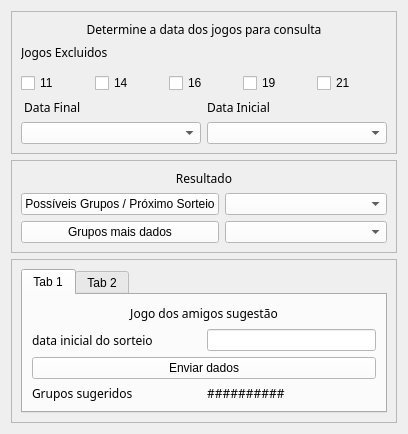
Above: bicho/programa_bicho1.ui from polkmn9586/exemplos before the change. Below: the same form after it.
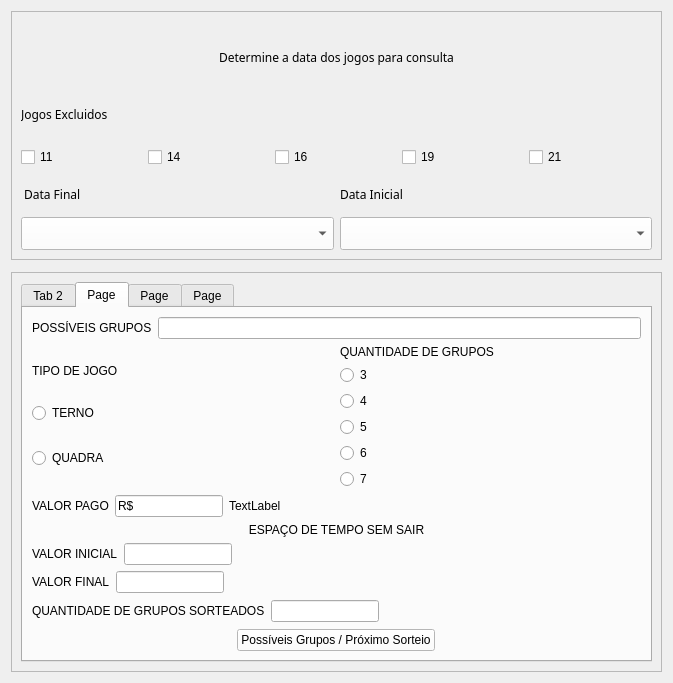
That is the form after the change. The open tabs and pages were chosen to show the change.

Commit message:
jogo do bicho 29/10
jogo do bicho 29

The edit to the form file:
```diff
--- a/bicho/programa_bicho1.ui
+++ b/bicho/programa_bicho1.ui
@@ -6,8 +6,8 @@
    <rect>
     <x>0</x>
     <y>0</y>
-    <width>408</width>
-    <height>336</height>
+    <width>554</width>
+    <height>683</height>
    </rect>
   </property>
   <property name="sizePolicy">
@@ -266,112 +266,42 @@
      <property name="frameShadow">
       <enum>QFrame::Raised</enum>
      </property>
-     <layout class="QVBoxLayout" name="verticalLayout_7">
-      <item>
-       <layout class="QVBoxLayout" name="verticalLayout_3">
-        <item>
-         <widget class="QLabel" name="label_6">
-          <property name="sizePolicy">
-           <sizepolicy hsizetype="Expanding" vsizetype="Expanding">
-            <horstretch>0</horstretch>
-            <verstretch>0</verstretch>
-           </sizepolicy>
-          </property>
-          <property name="font">
-           <font>
-            <family>MS Reference Sans Serif</family>
-           </font>
-          </property>
-          <property name="toolTip">
-           <string>&lt;html&gt;&lt;head/&gt;&lt;body&gt;&lt;p align=&quot;center&quot;&gt;oi&lt;/p&gt;&lt;/body&gt;&lt;/html&gt;</string>
-          </property>
-          <property name="layoutDirection">
-           <enum>Qt::RightToLeft</enum>
-          </property>
-          <property name="text">
-           <string>Resultado</string>
-          </property>
-          <property name="textFormat">
-           <enum>Qt::PlainText</enum>
-          </property>
-          <property name="alignment">
-           <set>Qt::AlignCenter</set>
-          </property>
-         </widget>
-        </item>
-        <item>
-         <layout class="QHBoxLayout" name="horizontalLayout_3">
-          <item>
-           <layout class="QVBoxLayout" name="verticalLayout">
-            <item>
-             <widget class="QPushButton" name="push_g_sorteio">
-              <property name="sizePolicy">
-               <sizepolicy hsizetype="Expanding" vsizetype="Expanding">
-                <horstretch>0</horstretch>
-                <verstretch>0</verstretch>
-               </sizepolicy>
-              </property>
-              <property name="styleSheet">
-               <string notr="true">background-color: rgb(255, 255, 255);</string>
-              </property>
-              <property name="text">
-               <string>Possíveis Grupos / Próximo Sorteio</string>
-              </property>
-             </widget>
-            </item>
-            <item>
-             <widget class="QPushButton" name="push_g_mais">
-              <property name="sizePolicy">
-               <sizepolicy hsizetype="Expanding" vsizetype="Expanding">
-                <horstretch>0</horstretch>
-                <verstretch>0</verstretch>
-               </sizepolicy>
-              </property>
-              <property name="styleSheet">
-               <string notr="true">background-color: rgb(255, 255, 255);</string>
-              </property>
-              <property name="text">
-               <string>Grupos mais dados</string>
-              </property>
-             </widget>
-            </item>
-           </layout>
-          </item>
-          <item>
-           <layout class="QVBoxLayout" name="verticalLayout_2">
-            <item>
-             <widget class="QComboBox" name="combo_g_sorteio">
-              <property name="sizePolicy">
-               <sizepolicy hsizetype="Expanding" vsizetype="Expanding">
-                <horstretch>0</horstretch>
-                <verstretch>0</verstretch>
-               </sizepolicy>
-              </property>
-              <property name="styleSheet">
-               <string notr="true">background-color: rgb(255, 255, 255);</string>
-              </property>
-             </widget>
-            </item>
-            <item>
-             <widget class="QComboBox" name="combo_g_mais">
-              <property name="sizePolicy">
-               <sizepolicy hsizetype="Expanding" vsizetype="Expanding">
-                <horstretch>0</horstretch>
-                <verstretch>0</verstretch>
-               </sizepolicy>
-              </property>
-              <property name="styleSheet">
-               <string notr="true">background-color: rgb(255, 255, 255);</string>
-              </property>
-             </widget>
-            </item>
-           </layout>
-          </item>
-         </layout>
-        </item>
-       </layout>
-      </item>
-     </layout>
+     <widget class="QLabel" name="label_6">
+      <property name="geometry">
+       <rect>
+        <x>11</x>
+        <y>11</y>
+        <width>80</width>
+        <height>20</height>
+       </rect>
+      </property>
+      <property name="sizePolicy">
+       <sizepolicy hsizetype="Expanding" vsizetype="Expanding">
+        <horstretch>0</horstretch>
+        <verstretch>0</verstretch>
+       </sizepolicy>
+      </property>
+      <property name="font">
+       <font>
+        <family>MS Reference Sans Serif</family>
+       </font>
+      </property>
+      <property name="toolTip">
+       <string>&lt;html&gt;&lt;head/&gt;&lt;body&gt;&lt;p align=&quot;center&quot;&gt;oi&lt;/p&gt;&lt;/body&gt;&lt;/html&gt;</string>
+      </property>
+      <property name="layoutDirection">
+       <enum>Qt::RightToLeft</enum>
+      </property>
+      <property name="text">
+       <string>Resultado</string>
+      </property>
+      <property name="textFormat">
+       <enum>Qt::PlainText</enum>
+      </property>
+      <property name="alignment">
+       <set>Qt::AlignCenter</set>
+      </property>
+     </widget>
     </widget>
    </item>
    <item>
@@ -400,186 +330,6 @@
         <property name="currentIndex">
          <number>0</number>
         </property>
-        <widget class="QWidget" name="tab">
-         <attribute name="title">
-          <string>Tab 1</string>
-         </attribute>
-         <layout class="QVBoxLayout" name="verticalLayout_5">
-          <item>
-           <widget class="QLabel" name="label_7">
-            <property name="sizePolicy">
-             <sizepolicy hsizetype="Expanding" vsizetype="Expanding">
-              <horstretch>0</horstretch>
-              <verstretch>0</verstretch>
-             </sizepolicy>
-            </property>
-            <property name="font">
-             <font>
-              <family>MS Reference Sans Serif</family>
-             </font>
-            </property>
-            <property name="cursor">
-             <cursorShape>WaitCursor</cursorShape>
-            </property>
-            <property name="toolTip">
-             <string>&lt;html&gt;&lt;head/&gt;&lt;body&gt;&lt;p align=&quot;center&quot;&gt;oi&lt;/p&gt;&lt;/body&gt;&lt;/html&gt;</string>
-            </property>
-            <property name="layoutDirection">
-             <enum>Qt::RightToLeft</enum>
-            </property>
-            <property name="styleSheet">
-             <string notr="true">border-color: rgb(85, 255, 127);</string>
-            </property>
-            <property name="lineWidth">
-             <number>1</number>
-            </property>
-            <property name="text">
-             <string>Jogo dos amigos sugestão</string>
-            </property>
-            <property name="textFormat">
-             <enum>Qt::PlainText</enum>
-            </property>
-            <property name="alignment">
-             <set>Qt::AlignCenter</set>
-            </property>
-           </widget>
-          </item>
-          <item>
-           <layout class="QVBoxLayout" name="verticalLayout_4">
-            <item>
-             <layout class="QHBoxLayout" name="horizontalLayout_4">
-              <item>
-               <widget class="QLabel" name="label_8">
-                <property name="sizePolicy">
-                 <sizepolicy hsizetype="Expanding" vsizetype="Expanding">
-                  <horstretch>0</horstretch>
-                  <verstretch>0</verstretch>
-                 </sizepolicy>
-                </property>
-                <property name="font">
-                 <font>
-                  <family>MS Reference Sans Serif</family>
-                 </font>
-                </property>
-                <property name="toolTip">
-                 <string>&lt;html&gt;&lt;head/&gt;&lt;body&gt;&lt;p align=&quot;center&quot;&gt;oi&lt;/p&gt;&lt;/body&gt;&lt;/html&gt;</string>
-                </property>
-                <property name="layoutDirection">
-                 <enum>Qt::RightToLeft</enum>
-                </property>
-                <property name="styleSheet">
-                 <string notr="true">border-color: rgb(85, 255, 127);</string>
-                </property>
-                <property name="text">
-                 <string>data inicial do sorteio</string>
-                </property>
-                <property name="textFormat">
-                 <enum>Qt::PlainText</enum>
-                </property>
-               </widget>
-              </item>
-              <item>
-               <widget class="QLineEdit" name="line_data_amigo">
-                <property name="sizePolicy">
-                 <sizepolicy hsizetype="Expanding" vsizetype="Expanding">
-                  <horstretch>0</horstretch>
-                  <verstretch>0</verstretch>
-                 </sizepolicy>
-                </property>
-                <property name="styleSheet">
-                 <string notr="true">background-color: rgb(255, 255, 255);</string>
-                </property>
-                <property name="text">
-                 <string/>
-                </property>
-               </widget>
-              </item>
-             </layout>
-            </item>
-            <item>
-             <layout class="QGridLayout" name="gridLayout_2">
-              <item row="0" column="0" colspan="2">
-               <widget class="QPushButton" name="push_amigo">
-                <property name="sizePolicy">
-                 <sizepolicy hsizetype="Expanding" vsizetype="Expanding">
-                  <horstretch>0</horstretch>
-                  <verstretch>0</verstretch>
-                 </sizepolicy>
-                </property>
-                <property name="styleSheet">
-                 <string notr="true">background-color: rgb(255, 255, 255);</string>
-                </property>
-                <property name="text">
-                 <string>Enviar dados</string>
-                </property>
-               </widget>
-              </item>
-              <item row="1" column="0">
-               <widget class="QLabel" name="label_9">
-                <property name="sizePolicy">
-                 <sizepolicy hsizetype="Expanding" vsizetype="Expanding">
-                  <horstretch>0</horstretch>
-                  <verstretch>0</verstretch>
-                 </sizepolicy>
-                </property>
-                <property name="font">
-                 <font>
-                  <family>MS Reference Sans Serif</family>
-                 </font>
-                </property>
-                <property name="toolTip">
-                 <string>&lt;html&gt;&lt;head/&gt;&lt;body&gt;&lt;p align=&quot;center&quot;&gt;oi&lt;/p&gt;&lt;/body&gt;&lt;/html&gt;</string>
-                </property>
-                <property name="layoutDirection">
-                 <enum>Qt::RightToLeft</enum>
-                </property>
-                <property name="styleSheet">
-                 <string notr="true">border-color: rgb(85, 255, 127);</string>
-                </property>
-                <property name="text">
-                 <string>Grupos sugeridos</string>
-                </property>
-                <property name="textFormat">
-                 <enum>Qt::PlainText</enum>
-                </property>
-               </widget>
-              </item>
-              <item row="1" column="1">
-               <widget class="QLabel" name="label_d_mais">
-                <property name="sizePolicy">
-                 <sizepolicy hsizetype="Expanding" vsizetype="Expanding">
-                  <horstretch>0</horstretch>
-                  <verstretch>0</verstretch>
-                 </sizepolicy>
-                </property>
-                <property name="font">
-                 <font>
-                  <family>MS Reference Sans Serif</family>
-                 </font>
-                </property>
-                <property name="toolTip">
-                 <string>&lt;html&gt;&lt;head/&gt;&lt;body&gt;&lt;p align=&quot;center&quot;&gt;oi&lt;/p&gt;&lt;/body&gt;&lt;/html&gt;</string>
-                </property>
-                <property name="layoutDirection">
-                 <enum>Qt::RightToLeft</enum>
-                </property>
-                <property name="styleSheet">
-                 <string notr="true">border-color: rgb(85, 255, 127);</string>
-                </property>
-                <property name="text">
-                 <string>##########</string>
-                </property>
-                <property name="textFormat">
-                 <enum>Qt::PlainText</enum>
-                </property>
-               </widget>
-              </item>
-             </layout>
-            </item>
-           </layout>
-          </item>
-         </layout>
-        </widget>
         <widget class="QWidget" name="tab_2">
          <attribute name="title">
           <string>Tab 2</string>
@@ -664,6 +414,654 @@
           </item>
          </layout>
         </widget>
+        <widget class="QWidget" name="tab_3">
+         <attribute name="title">
+          <string>Page</string>
+         </attribute>
+         <layout class="QVBoxLayout" name="verticalLayout_18">
+          <item>
+           <layout class="QVBoxLayout" name="verticalLayout_17">
+            <item>
+             <layout class="QHBoxLayout" name="horizontalLayout">
+              <item>
+               <widget class="QLabel" name="label_3">
+                <property name="sizePolicy">
+                 <sizepolicy hsizetype="Fixed" vsizetype="Fixed">
+                  <horstretch>0</horstretch>
+                  <verstretch>0</verstretch>
+                 </sizepolicy>
+                </property>
+                <property name="text">
+                 <string>POSSÍVEIS GRUPOS</string>
+                </property>
+               </widget>
+              </item>
+              <item>
+               <widget class="QLineEdit" name="lineEdit_4">
+                <property name="sizePolicy">
+                 <sizepolicy hsizetype="Expanding" vsizetype="Fixed">
+                  <horstretch>0</horstretch>
+                  <verstretch>0</verstretch>
+                 </sizepolicy>
+                </property>
+               </widget>
+              </item>
+             </layout>
+            </item>
+            <item>
+             <layout class="QVBoxLayout" name="verticalLayout_16">
+              <item>
+               <layout class="QVBoxLayout" name="verticalLayout_15">
+                <item>
+                 <layout class="QHBoxLayout" name="horizontalLayout_13">
+                  <item>
+                   <layout class="QVBoxLayout" name="verticalLayout_2">
+                    <item>
+                     <widget class="QLabel" name="label_18">
+                      <property name="sizePolicy">
+                       <sizepolicy hsizetype="Preferred" vsizetype="Maximum">
+                        <horstretch>0</horstretch>
+                        <verstretch>0</verstretch>
+                       </sizepolicy>
+                      </property>
+                      <property name="text">
+                       <string>TIPO DE JOGO</string>
+                      </property>
+                     </widget>
+                    </item>
+                    <item>
+                     <widget class="QRadioButton" name="radioButton_7">
+                      <property name="text">
+                       <string>TERNO</string>
+                      </property>
+                     </widget>
+                    </item>
+                    <item>
+                     <widget class="QRadioButton" name="radioButton_6">
+                      <property name="text">
+                       <string>QUADRA</string>
+                      </property>
+                     </widget>
+                    </item>
+                   </layout>
+                  </item>
+                  <item>
+                   <layout class="QVBoxLayout" name="verticalLayout_14">
+                    <item>
+                     <widget class="QLabel" name="label_4">
+                      <property name="text">
+                       <string>QUANTIDADE DE GRUPOS</string>
+                      </property>
+                     </widget>
+                    </item>
+                    <item>
+                     <widget class="QRadioButton" name="radioButton_5">
+                      <property name="text">
+                       <string>3</string>
+                      </property>
+                     </widget>
+                    </item>
+                    <item>
+                     <widget class="QRadioButton" name="radioButton_4">
+                      <property name="text">
+                       <string>4</string>
+                      </property>
+                     </widget>
+                    </item>
+                    <item>
+                     <widget class="QRadioButton" name="radioButton_3">
+                      <property name="text">
+                       <string>5</string>
+                      </property>
+                     </widget>
+                    </item>
+                    <item>
+                     <widget class="QRadioButton" name="radioButton_2">
+                      <property name="text">
+                       <string>6</string>
+                      </property>
+                     </widget>
+                    </item>
+                    <item>
+                     <widget class="QRadioButton" name="radioButton">
+                      <property name="text">
+                       <string>7</string>
+                      </property>
+                     </widget>
+                    </item>
+                   </layout>
+                  </item>
+                 </layout>
+                </item>
+                <item>
+                 <layout class="QHBoxLayout" name="horizontalLayout_3">
+                  <item>
+                   <widget class="QLabel" name="label_19">
+                    <property name="text">
+                     <string>VALOR PAGO</string>
+                    </property>
+                   </widget>
+                  </item>
+                  <item>
+                   <widget class="QLineEdit" name="lineEdit_5">
+                    <property name="sizePolicy">
+                     <sizepolicy hsizetype="Fixed" vsizetype="Fixed">
+                      <horstretch>0</horstretch>
+                      <verstretch>0</verstretch>
+                     </sizepolicy>
+                    </property>
+                    <property name="text">
+                     <string>R$</string>
+                    </property>
+                   </widget>
+                  </item>
+                  <item>
+                   <widget class="QLabel" name="label_25">
+                    <property name="sizePolicy">
+                     <sizepolicy hsizetype="Expanding" vsizetype="Preferred">
+                      <horstretch>0</horstretch>
+                      <verstretch>0</verstretch>
+                     </sizepolicy>
+                    </property>
+                    <property name="text">
+                     <string>TextLabel</string>
+                    </property>
+                   </widget>
+                  </item>
+                 </layout>
+                </item>
+               </layout>
+              </item>
+              <item>
+               <layout class="QVBoxLayout" name="verticalLayout">
+                <item>
+                 <layout class="QVBoxLayout" name="verticalLayout_3">
+                  <item>
+                   <widget class="QLabel" name="label_21">
+                    <property name="text">
+                     <string>ESPAÇO DE TEMPO SEM SAIR</string>
+                    </property>
+                    <property name="alignment">
+                     <set>Qt::AlignCenter</set>
+                    </property>
+                   </widget>
+                  </item>
+                  <item>
+                   <layout class="QHBoxLayout" name="horizontalLayout_6">
+                    <item>
+                     <widget class="QLabel" name="label_9">
+                      <property name="sizePolicy">
+                       <sizepolicy hsizetype="Fixed" vsizetype="Preferred">
+                        <horstretch>0</horstretch>
+                        <verstretch>0</verstretch>
+                       </sizepolicy>
+                      </property>
+                      <property name="text">
+                       <string>VALOR INICIAL</string>
+                      </property>
+                      <property name="alignment">
+                       <set>Qt::AlignLeading|Qt::AlignLeft|Qt::AlignVCenter</set>
+                      </property>
+                     </widget>
+                    </item>
+                    <item>
+                     <widget class="QLineEdit" name="lineEdit_6">
+                      <property name="sizePolicy">
+                       <sizepolicy hsizetype="Fixed" vsizetype="Fixed">
+                        <horstretch>0</horstretch>
+                        <verstretch>0</verstretch>
+                       </sizepolicy>
+                      </property>
+                      <property name="alignment">
+                       <set>Qt::AlignLeading|Qt::AlignLeft|Qt::AlignVCenter</set>
+                      </property>
+                     </widget>
+                    </item>
+                    <item>
+                     <widget class="QLabel" name="label_24">
+                      <property name="sizePolicy">
+                       <sizepolicy hsizetype="Expanding" vsizetype="Preferred">
+                        <horstretch>0</horstretch>
+                        <verstretch>0</verstretch>
+                       </sizepolicy>
+                      </property>
+                      <property name="text">
+                       <string/>
+                      </property>
+                     </widget>
+                    </item>
+                   </layout>
+                  </item>
+                  <item>
+                   <layout class="QHBoxLayout" name="horizontalLayout_7">
+                    <item>
+                     <widget class="QLabel" name="label_10">
+                      <property name="sizePolicy">
+                       <sizepolicy hsizetype="Fixed" vsizetype="Preferred">
+                        <horstretch>50</horstretch>
+                        <verstretch>0</verstretch>
+                       </sizepolicy>
+                      </property>
+                      <property name="text">
+                       <string>VALOR FINAL</string>
+                      </property>
+                     </widget>
+                    </item>
+                    <item>
+                     <widget class="QLineEdit" name="lineEdit_7">
+                      <property name="sizePolicy">
+                       <sizepolicy hsizetype="Fixed" vsizetype="Fixed">
+                        <horstretch>4</horstretch>
+                        <verstretch>0</verstretch>
+                       </sizepolicy>
+                      </property>
+                     </widget>
+                    </item>
+                    <item>
+                     <widget class="QLabel" name="label_23">
+                      <property name="sizePolicy">
+                       <sizepolicy hsizetype="Expanding" vsizetype="Preferred">
+                        <horstretch>0</horstretch>
+                        <verstretch>0</verstretch>
+                       </sizepolicy>
+                      </property>
+                      <property name="text">
+                       <string/>
+                      </property>
+                     </widget>
+                    </item>
+                   </layout>
+                  </item>
+                 </layout>
+                </item>
+                <item>
+                 <layout class="QHBoxLayout" name="horizontalLayout_12">
+                  <item>
+                   <widget class="QLabel" name="label_13">
+                    <property name="text">
+                     <string>QUANTIDADE DE GRUPOS SORTEADOS</string>
+                    </property>
+                   </widget>
+                  </item>
+                  <item>
+                   <widget class="QLineEdit" name="lineEdit_8">
+                    <property name="sizePolicy">
+                     <sizepolicy hsizetype="Fixed" vsizetype="Fixed">
+                      <horstretch>0</horstretch>
+                      <verstretch>0</verstretch>
+                     </sizepolicy>
+                    </property>
+                   </widget>
+                  </item>
+                  <item>
+                   <widget class="QLabel" name="label_22">
+                    <property name="sizePolicy">
+                     <sizepolicy hsizetype="Expanding" vsizetype="Expanding">
+                      <horstretch>0</horstretch>
+                      <verstretch>0</verstretch>
+                     </sizepolicy>
+                    </property>
+                    <property name="text">
+                     <string/>
+                    </property>
+                   </widget>
+                  </item>
+                 </layout>
+                </item>
+                <item>
+                 <layout class="QHBoxLayout" name="horizontalLayout_5">
+                  <item>
+                   <widget class="QLabel" name="label_5">
+                    <property name="sizePolicy">
+                     <sizepolicy hsizetype="Fixed" vsizetype="Fixed">
+                      <horstretch>0</horstretch>
+                      <verstretch>0</verstretch>
+                     </sizepolicy>
+                    </property>
+                    <property name="text">
+                     <string/>
+                    </property>
+                   </widget>
+                  </item>
+                  <item>
+                   <widget class="QPushButton" name="push_g_sorteio">
+                    <property name="sizePolicy">
+                     <sizepolicy hsizetype="Maximum" vsizetype="Fixed">
+                      <horstretch>0</horstretch>
+                      <verstretch>0</verstretch>
+                     </sizepolicy>
+                    </property>
+                    <property name="styleSheet">
+                     <string notr="true">background-color: rgb(255, 255, 255);</string>
+                    </property>
+                    <property name="text">
+                     <string>Possíveis Grupos / Próximo Sorteio</string>
+                    </property>
+                   </widget>
+                  </item>
+                  <item>
+                   <widget class="QLabel" name="label_8">
+                    <property name="sizePolicy">
+                     <sizepolicy hsizetype="Fixed" vsizetype="Fixed">
+                      <horstretch>0</horstretch>
+                      <verstretch>0</verstretch>
+                     </sizepolicy>
+                    </property>
+                    <property name="text">
+                     <string/>
+                    </property>
+                   </widget>
+                  </item>
+                 </layout>
+                </item>
+               </layout>
+              </item>
+             </layout>
+            </item>
+           </layout>
+          </item>
+         </layout>
+        </widget>
+        <widget class="QWidget" name="tab_4">
+         <attribute name="title">
+          <string>Page</string>
+         </attribute>
+         <layout class="QVBoxLayout" name="verticalLayout_24">
+          <item>
+           <layout class="QVBoxLayout" name="verticalLayout_23">
+            <item>
+             <layout class="QVBoxLayout" name="verticalLayout_22">
+              <item>
+               <layout class="QHBoxLayout" name="horizontalLayout_15">
+                <item>
+                 <layout class="QVBoxLayout" name="verticalLayout_12">
+                  <item>
+                   <widget class="QLabel" name="label_26">
+                    <property name="text">
+                     <string>JOGO</string>
+                    </property>
+                    <property name="alignment">
+                     <set>Qt::AlignCenter</set>
+                    </property>
+                   </widget>
+                  </item>
+                  <item>
+                   <layout class="QVBoxLayout" name="verticalLayout_7">
+                    <item>
+                     <widget class="QCheckBox" name="checkBox">
+                      <property name="text">
+                       <string>MILHAR</string>
+                      </property>
+                     </widget>
+                    </item>
+                    <item>
+                     <widget class="QCheckBox" name="checkBox_2">
+                      <property name="text">
+                       <string>CENTENA</string>
+                      </property>
+                     </widget>
+                    </item>
+                   </layout>
+                  </item>
+                 </layout>
+                </item>
+                <item>
+                 <layout class="QVBoxLayout" name="verticalLayout_20">
+                  <item>
+                   <widget class="QLabel" name="label_27">
+                    <property name="text">
+                     <string>CERCADO</string>
+                    </property>
+                   </widget>
+                  </item>
+                  <item>
+                   <layout class="QVBoxLayout" name="verticalLayout_19">
+                    <item>
+                     <widget class="QRadioButton" name="radioButton_10">
+                      <property name="text">
+                       <string>5</string>
+                      </property>
+                     </widget>
+                    </item>
+                    <item>
+                     <widget class="QRadioButton" name="radioButton_11">
+                      <property name="text">
+                       <string>7</string>
+                      </property>
+                     </widget>
+                    </item>
+                   </layout>
+                  </item>
+                 </layout>
+                </item>
+               </layout>
+              </item>
+              <item>
+               <layout class="QVBoxLayout" name="verticalLayout_21">
+                <item>
+                 <layout class="QHBoxLayout" name="horizontalLayout_16">
+                  <item>
+                   <widget class="QLabel" name="label_28">
+                    <property name="sizePolicy">
+                     <sizepolicy hsizetype="Fixed" vsizetype="Minimum">
+                      <horstretch>0</horstretch>
+                      <verstretch>0</verstretch>
+                     </sizepolicy>
+                    </property>
+                    <property name="text">
+                     <string>VALOR DA APOSTA</string>
+                    </property>
+                   </widget>
+                  </item>
+                  <item>
+                   <widget class="QLineEdit" name="lineEdit_9">
+                    <property name="sizePolicy">
+                     <sizepolicy hsizetype="Expanding" vsizetype="Fixed">
+                      <horstretch>15</horstretch>
+                      <verstretch>0</verstretch>
+                     </sizepolicy>
+                    </property>
+                   </widget>
+                  </item>
+                 </layout>
+                </item>
+                <item>
+                 <layout class="QHBoxLayout" name="horizontalLayout_17">
+                  <item>
+                   <widget class="QLabel" name="label_29">
+                    <property name="text">
+                     <string>VALOR DO PRÊMIO</string>
+                    </property>
+                   </widget>
+                  </item>
+                  <item>
+                   <widget class="QLineEdit" name="lineEdit_10">
+                    <property name="sizePolicy">
+                     <sizepolicy hsizetype="Fixed" vsizetype="Fixed">
+                      <horstretch>0</horstretch>
+                      <verstretch>0</verstretch>
+                     </sizepolicy>
+                    </property>
+                   </widget>
+                  </item>
+                 </layout>
+                </item>
+               </layout>
+              </item>
+             </layout>
+            </item>
+            <item>
+             <widget class="QLabel" name="label_30">
+              <property name="text">
+               <string>TextLabel</string>
+              </property>
+             </widget>
+            </item>
+           </layout>
+          </item>
+         </layout>
+        </widget>
+        <widget class="QWidget" name="tab_5">
+         <attribute name="title">
+          <string>Page</string>
+         </attribute>
+         <layout class="QVBoxLayout" name="verticalLayout_13">
+          <item>
+           <layout class="QHBoxLayout" name="horizontalLayout_11">
+            <item>
+             <layout class="QVBoxLayout" name="verticalLayout_5">
+              <item>
+               <layout class="QVBoxLayout" name="verticalLayout_4">
+                <item>
+                 <layout class="QHBoxLayout" name="horizontalLayout_8">
+                  <item>
+                   <widget class="QLabel" name="label_14">
+                    <property name="sizePolicy">
+                     <sizepolicy hsizetype="Expanding" vsizetype="Preferred">
+                      <horstretch>0</horstretch>
+                      <verstretch>0</verstretch>
+                     </sizepolicy>
+                    </property>
+                    <property name="text">
+                     <string>VALOR INICIAL </string>
+                    </property>
+                   </widget>
+                  </item>
+                  <item>
+                   <widget class="QLineEdit" name="lineEdit">
+                    <property name="sizePolicy">
+                     <sizepolicy hsizetype="Expanding" vsizetype="Fixed">
+                      <horstretch>0</horstretch>
+                      <verstretch>0</verstretch>
+                     </sizepolicy>
+                    </property>
+                   </widget>
+                  </item>
+                 </layout>
+                </item>
+                <item>
+                 <layout class="QHBoxLayout" name="horizontalLayout_9">
+                  <item>
+                   <widget class="QLabel" name="label_15">
+                    <property name="sizePolicy">
+                     <sizepolicy hsizetype="Expanding" vsizetype="Preferred">
+                      <horstretch>0</horstretch>
+                      <verstretch>0</verstretch>
+                     </sizepolicy>
+                    </property>
+                    <property name="text">
+                     <string>VALOR FINAL</string>
+                    </property>
+                   </widget>
+                  </item>
+                  <item>
+                   <widget class="QLineEdit" name="lineEdit_2">
+                    <property name="sizePolicy">
+                     <sizepolicy hsizetype="Expanding" vsizetype="Fixed">
+                      <horstretch>0</horstretch>
+                      <verstretch>0</verstretch>
+                     </sizepolicy>
+                    </property>
+                   </widget>
+                  </item>
+                 </layout>
+                </item>
+                <item>
+                 <layout class="QHBoxLayout" name="horizontalLayout_4">
+                  <item>
+                   <widget class="QLabel" name="label_7">
+                    <property name="sizePolicy">
+                     <sizepolicy hsizetype="Preferred" vsizetype="Fixed">
+                      <horstretch>0</horstretch>
+                      <verstretch>0</verstretch>
+                     </sizepolicy>
+                    </property>
+                    <property name="text">
+                     <string>QUANTIDADE DE GRUPOS SORTEADOS</string>
+                    </property>
+                   </widget>
+                  </item>
+                  <item>
+                   <widget class="QLineEdit" name="lineEdit_3"/>
+                  </item>
+                 </layout>
+                </item>
+               </layout>
+              </item>
+              <item>
+               <widget class="QLabel" name="label_20">
+                <property name="sizePolicy">
+                 <sizepolicy hsizetype="Preferred" vsizetype="Fixed">
+                  <horstretch>0</horstretch>
+                  <verstretch>0</verstretch>
+                 </sizepolicy>
+                </property>
+                <property name="text">
+                 <string>TIPO DE JOGO</string>
+                </property>
+                <property name="alignment">
+                 <set>Qt::AlignCenter</set>
+                </property>
+               </widget>
+              </item>
+              <item>
+               <layout class="QHBoxLayout" name="horizontalLayout_14">
+                <item>
+                 <widget class="QRadioButton" name="radioButton_8">
+                  <property name="text">
+                   <string>TERNO</string>
+                  </property>
+                 </widget>
+                </item>
+                <item>
+                 <widget class="QRadioButton" name="radioButton_9">
+                  <property name="sizePolicy">
+                   <sizepolicy hsizetype="Minimum" vsizetype="Maximum">
+                    <horstretch>0</horstretch>
+                    <verstretch>0</verstretch>
+                   </sizepolicy>
+                  </property>
+                  <property name="text">
+                   <string>QUADRA</string>
+                  </property>
+                 </widget>
+                </item>
+               </layout>
+              </item>
+              <item>
+               <layout class="QHBoxLayout" name="horizontalLayout_10">
+                <item>
+                 <widget class="QLabel" name="label_16">
+                  <property name="text">
+                   <string/>
+                  </property>
+                 </widget>
+                </item>
+                <item>
+                 <widget class="QPushButton" name="pushButton">
+                  <property name="text">
+                   <string>PushButton</string>
+                  </property>
+                 </widget>
+                </item>
+                <item>
+                 <widget class="QLabel" name="label_17">
+                  <property name="text">
+                   <string/>
+                  </property>
+                 </widget>
+                </item>
+               </layout>
+              </item>
+             </layout>
+            </item>
+            <item>
+             <widget class="QTextEdit" name="textEdit"/>
+            </item>
+           </layout>
+          </item>
+         </layout>
+        </widget>
        </widget>
       </item>
      </layout>
```
Left out of the diff: 16 changed lines with no effect on the pictures. The commit also changes 10 other files.
